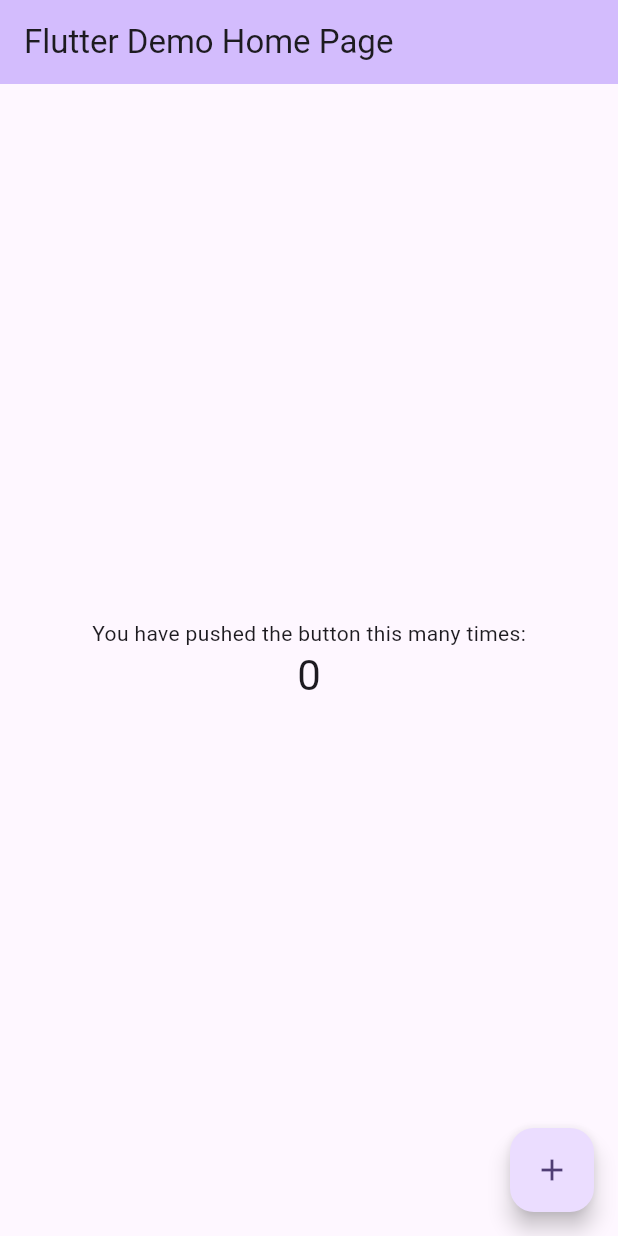
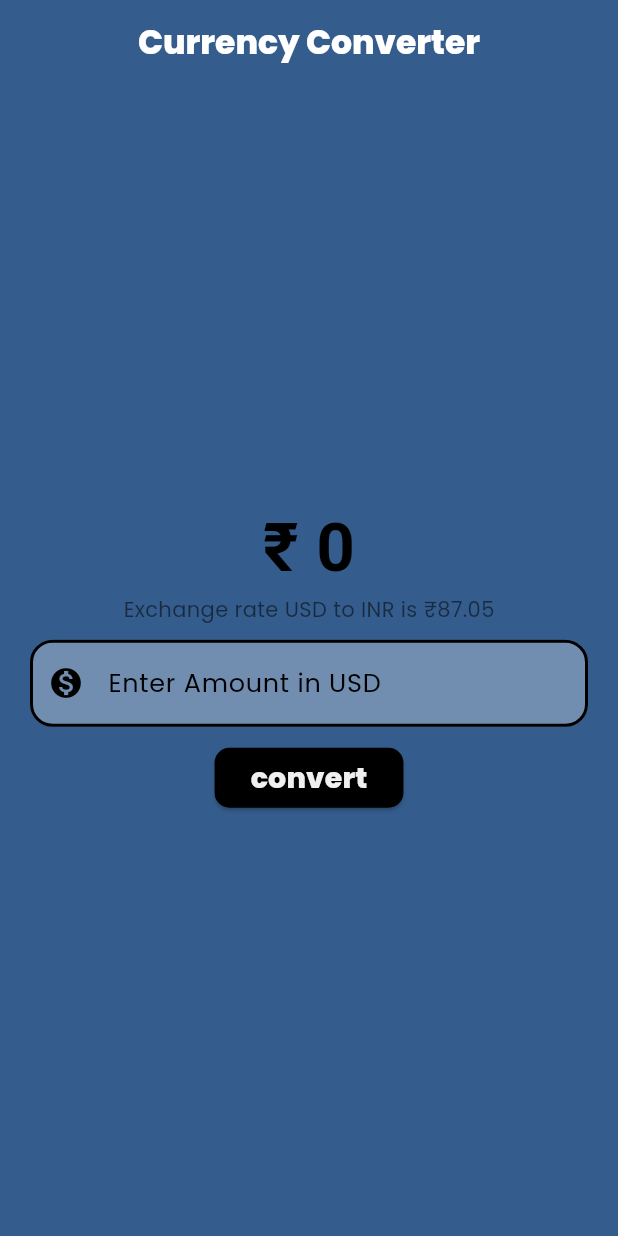
Before and after one commit to vedantvisoliya/currency_converter, a Flutter app: the screen it shows after launch, on a phone screen of 412 x 824 dp. Run offline on Flutter 3.47's test engine with Material 3 defaults, Android fonts, the phone set to English and light mode, and no system bars.

Commit message:
created currency converter

```diff
--- /dev/null
+++ b/lib/currency_converter_material_page.dart
@@ -0,0 +1,118 @@
+import 'package:flutter/material.dart';
+
+class CurrencyConverterMaterialPage extends StatefulWidget {
+  const CurrencyConverterMaterialPage({super.key});
+
+  @override
+  State<CurrencyConverterMaterialPage> createState() => _CurrencyConverterMaterialPageState();
+}
+
+class _CurrencyConverterMaterialPageState extends State<CurrencyConverterMaterialPage> {
+
+  // variables
+  double convertedInrValue = 0;
+  double exchangeRateUsdToInr = 87.05;
+  double usdInputValue = 0;
+
+  final border = OutlineInputBorder(
+    borderSide: BorderSide(
+      style: BorderStyle.solid,
+      strokeAlign: BorderSide.strokeAlignInside,
+      width: 2,
+    ),
+    borderRadius: BorderRadius.circular(15),
+  );
+
+  // controller
+  TextEditingController textEditingController = TextEditingController();
+
+  @override
+  Widget build(BuildContext context) {
+    return Scaffold(
+      backgroundColor: Color.fromARGB(255, 52, 92, 140),
+      appBar: AppBar(
+        centerTitle: true,
+        backgroundColor: Color.fromARGB(255, 52, 92, 140),
+        title: const Text(
+          '''Currency Converter''',
+          style: TextStyle(
+            color: Colors.white,
+            fontWeight: FontWeight.bold,
+            fontFamily: 'Poppins',
+          ),
+        ),
+      ),
+      body: Center(
+        child: Column(
+          mainAxisAlignment: MainAxisAlignment.center,
+          children: [
+            Text(
+              "₹ ${convertedInrValue != 0 ? convertedInrValue.toStringAsFixed(2) : convertedInrValue.toStringAsFixed(0)}",
+              style: TextStyle(
+                color: Colors.black,
+                fontSize: 45,
+                fontWeight: FontWeight.bold,
+              ),
+            ),
+            const Text(
+              "Exchange rate USD to INR is ₹87.05",
+              style: TextStyle(
+                color: Colors.black54,
+                fontFamily: 'Poppins',
+              ),
+            ),
+            Container(
+              margin: EdgeInsets.only(top: 10 ,bottom: 5),
+              padding: EdgeInsets.only(left: 20, right: 20),
+              child: TextField(
+                decoration: InputDecoration(
+                  prefixIcon: const Icon(Icons.monetization_on),
+                  prefixIconColor: Colors.black,
+                  filled: true,
+                  fillColor: Colors.white30,
+                  enabledBorder: border,
+                  focusedBorder: border,
+                  hintText: "Enter Amount in USD",
+                  hintStyle: TextStyle(
+                    fontSize: 17,
+                    fontFamily: 'Poppins',
+                    color: Colors.black,
+                  ),
+                ),
+                keyboardType: TextInputType.numberWithOptions(
+                  decimal: true,
+                ),
+                controller: textEditingController,
+              ),
+            ),
+            Container(
+              margin: EdgeInsets.all(5),
+              child: ElevatedButton(
+                onPressed: (){
+                  setState(() {
+                    usdInputValue = double.parse(textEditingController.text);
+                    convertedInrValue = usdInputValue * exchangeRateUsdToInr;
+                  });
+                },
+                style: ButtonStyle(
+                  backgroundColor: const WidgetStatePropertyAll(Colors.black),
+                  foregroundColor: const WidgetStatePropertyAll(Colors.white),
+                  shape: WidgetStatePropertyAll(RoundedRectangleBorder(borderRadius: BorderRadius.circular(10))),
+                ),
+                child: const Text(
+                  "convert",
+                  style: TextStyle(
+                    fontFamily: 'Poppins',
+                    fontWeight: FontWeight.bold,
+                    fontSize: 19,
+                    color: Color.fromARGB(240, 255, 255, 255),
+                  ),
+                ),
+              ),
+            ),
+          ],
+        ),
+      ),
+    );
+  }
+}
--- a/lib/main.dart
+++ b/lib/main.dart
@@ -1,122 +1,18 @@
 import 'package:flutter/material.dart';
+import 'package:currency_converter/currency_converter_material_page.dart';
 
-void main() {
-  runApp(const MyApp());
+void main(){
+  runApp(MyMaterialApp());
 }
 
-class MyApp extends StatelessWidget {
-  const MyApp({super.key});
-
-  // This widget is the root of your application.
+class MyMaterialApp extends StatelessWidget {
+  const MyMaterialApp({super.key});
   @override
   Widget build(BuildContext context) {
-    return MaterialApp(
-      title: 'Flutter Demo',
-      theme: ThemeData(
-        // This is the theme of your application.
-        //
-        // TRY THIS: Try running your application with "flutter run". You'll see
-        // the application has a purple toolbar. Then, without quitting the app,
-        // try changing the seedColor in the colorScheme below to Colors.green
-        // and then invoke "hot reload" (save your changes or press the "hot
-        // reload" button in a Flutter-supported IDE, or press "r" if you used
-        // the command line to start the app).
-        //
-        // Notice that the counter didn't reset back to zero; the application
-        // state is not lost during the reload. To reset the state, use hot
-        // restart instead.
-        //
-        // This works for code too, not just values: Most code changes can be
-        // tested with just a hot reload.
-        colorScheme: ColorScheme.fromSeed(seedColor: Colors.deepPurple),
-      ),
-      home: const MyHomePage(title: 'Flutter Demo Home Page'),
+    return const MaterialApp(
+      debugShowCheckedModeBanner: false,
+      title: "Currency Converter",
+      home: CurrencyConverterMaterialPage(),
     );
   }
 }
-
-class MyHomePage extends StatefulWidget {
-  const MyHomePage({super.key, required this.title});
-
-  // This widget is the home page of your application. It is stateful, meaning
-  // that it has a State object (defined below) that contains fields that affect
-  // how it looks.
-
-  // This class is the configuration for the state. It holds the values (in this
-  // case the title) provided by the parent (in this case the App widget) and
-  // used by the build method of the State. Fields in a Widget subclass are
-  // always marked "final".
-
-  final String title;
-
-  @override
-  State<MyHomePage> createState() => _MyHomePageState();
-}
-
-class _MyHomePageState extends State<MyHomePage> {
-  int _counter = 0;
-
-  void _incrementCounter() {
-    setState(() {
-      // This call to setState tells the Flutter framework that something has
-      // changed in this State, which causes it to rerun the build method below
-      // so that the display can reflect the updated values. If we changed
-      // _counter without calling setState(), then the build method would not be
-      // called again, and so nothing would appear to happen.
-      _counter++;
-    });
-  }
-
-  @override
-  Widget build(BuildContext context) {
-    // This method is rerun every time setState is called, for instance as done
-    // by the _incrementCounter method above.
-    //
-    // The Flutter framework has been optimized to make rerunning build methods
-    // fast, so that you can just rebuild anything that needs updating rather
-    // than having to individually change instances of widgets.
-    return Scaffold(
-      appBar: AppBar(
-        // TRY THIS: Try changing the color here to a specific color (to
-        // Colors.amber, perhaps?) and trigger a hot reload to see the AppBar
-        // change color while the other colors stay the same.
-        backgroundColor: Theme.of(context).colorScheme.inversePrimary,
-        // Here we take the value from the MyHomePage object that was created by
-        // the App.build method, and use it to set our appbar title.
-        title: Text(widget.title),
-      ),
-      body: Center(
-        // Center is a layout widget. It takes a single child and positions it
-        // in the middle of the parent.
-        child: Column(
-          // Column is also a layout widget. It takes a list of children and
-          // arranges them vertically. By default, it sizes itself to fit its
-          // children horizontally, and tries to be as tall as its parent.
-          //
-          // Column has various properties to control how it sizes itself and
-          // how it positions its children. Here we use mainAxisAlignment to
-          // center the children vertically; the main axis here is the vertical
-          // axis because Columns are vertical (the cross axis would be
-          // horizontal).
-          //
-          // TRY THIS: Invoke "debug painting" (choose the "Toggle Debug Paint"
-          // action in the IDE, or press "p" in the console), to see the
-          // wireframe for each widget.
-          mainAxisAlignment: MainAxisAlignment.center,
-          children: <Widget>[
-            const Text('You have pushed the button this many times:'),
-            Text(
-              '$_counter',
-              style: Theme.of(context).textTheme.headlineMedium,
-            ),
-          ],
-        ),
-      ),
-      floatingActionButton: FloatingActionButton(
-        onPressed: _incrementCounter,
-        tooltip: 'Increment',
-        child: const Icon(Icons.add),
-      ), // This trailing comma makes auto-formatting nicer for build methods.
-    );
-  }
-}
```
Also changed, not shown: assets/fonts/OFL.txt (added, +93 -0 lines), pubspec.yaml (+8 -0 lines), assets/fonts/Poppins-BlackItalic.ttf (added), assets/fonts/Poppins-BoldItalic.ttf (added), assets/fonts/Poppins-ExtraBold.ttf (added), assets/fonts/Poppins-ExtraLight.ttf (added), assets/fonts/Poppins-ExtraLightItalic.ttf (added), assets/fonts/Poppins-Italic.ttf (added), assets/fonts/Poppins-Light.ttf (added), assets/fonts/Poppins-LightItalic.ttf (added), assets/fonts/Poppins-Medium.ttf (added), assets/fonts/Poppins-MediumItalic.ttf (added), assets/fonts/Poppins-Regular.ttf (added), assets/fonts/Poppins-SemiBold.ttf (added), 3 more files, 1 other file.
